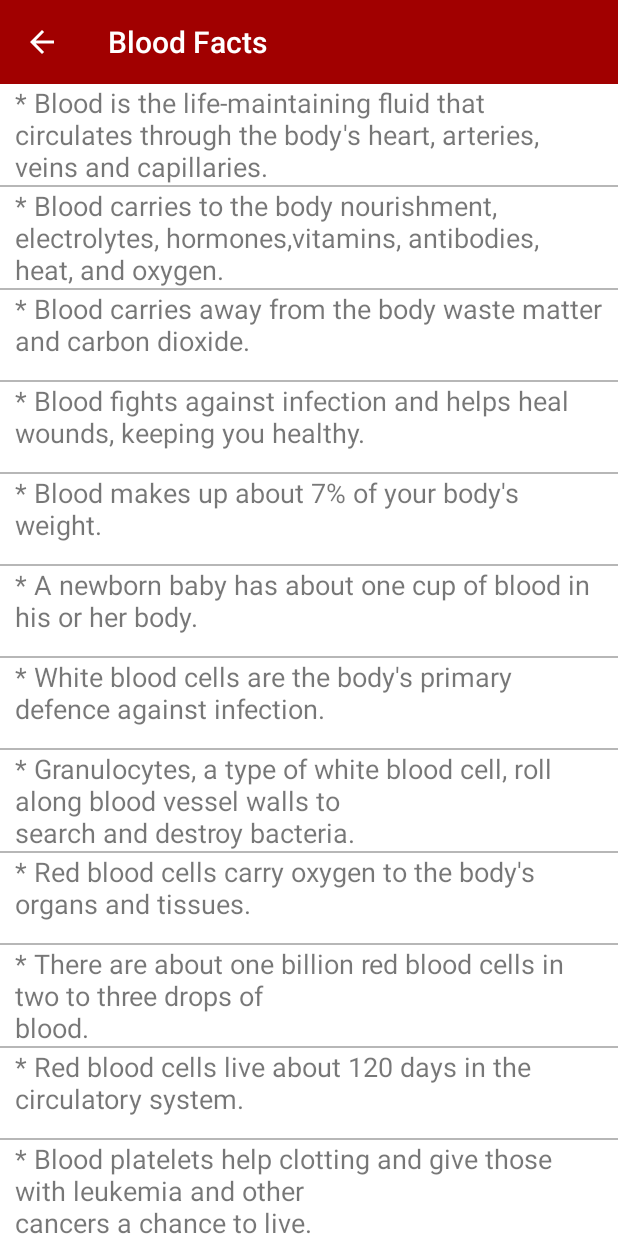
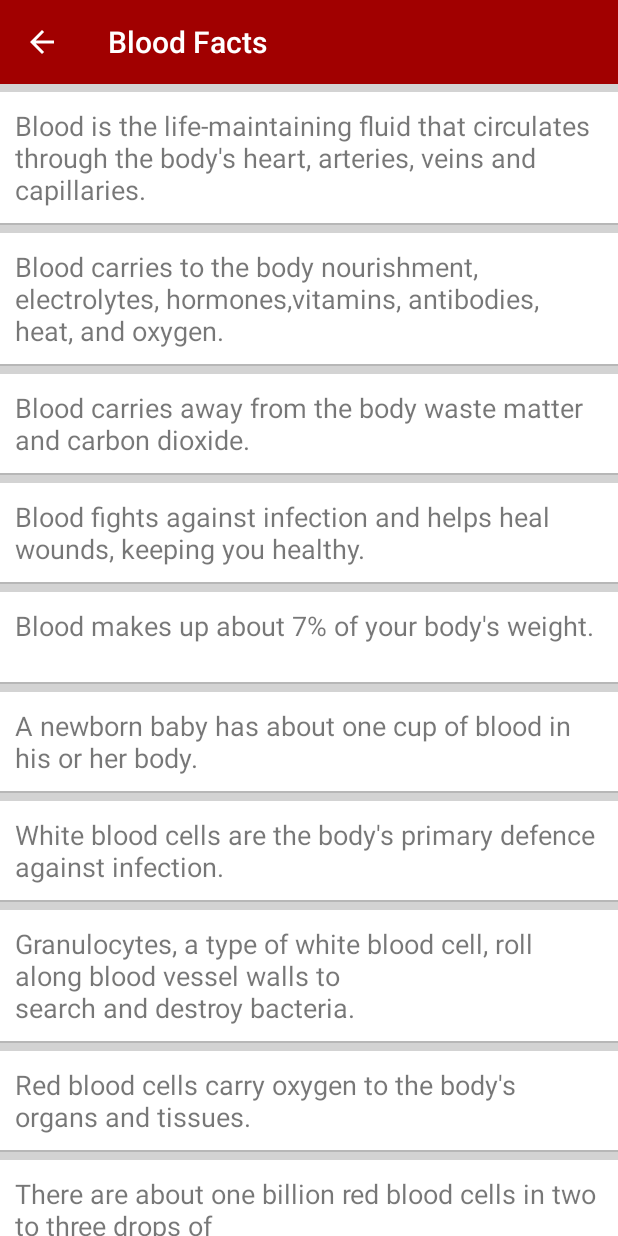
Before and after one commit to Nitijkatiyar/Lyfe, an Android app: the BloodFactsActivity screen opened directly, with no data from a screen before it, on a phone screen of 412 x 824 dp. Run offline under Robolectric (Android 15) with nearby library versions, the phone set to English and light mode, and no system bars.

Commit message:
commit code

```diff
--- a/Lyfe/app/src/main/java/com/bst/Lyfe/adapter/BloodFactsAdapter.java
+++ b/Lyfe/app/src/main/java/com/bst/Lyfe/adapter/BloodFactsAdapter.java
@@ -74,7 +74,7 @@ public class BloodFactsAdapter extends RecyclerView.Adapter<BloodFactsAdapter.Bl
         } else if (a.equalsIgnoreCase("String")) {
             holder._bloodText.setText("" + datablooddonateinfo.get(position));
         } else if (flag == false) {
-            holder._bloodText.setText("* " + data.get(position));
+            holder._bloodText.setText("" + data.get(position));
 
         }
 
--- a/Lyfe/app/src/main/res/layout/blood_fact_listitems.xml
+++ b/Lyfe/app/src/main/res/layout/blood_fact_listitems.xml
@@ -12,14 +12,18 @@
         android:background="@color/colorWhite"
         android:minHeight="60dp"
         android:orientation="vertical"
-        android:paddingLeft="10dp"
-        android:paddingRight="10dp">
+        android:layout_marginTop="5dp"
+
+       >
 
         <TextView
             android:id="@+id/bloodDots"
             android:layout_width="wrap_content"
             android:layout_height="wrap_content"
-            android:text="*"
+            android:text=""
+            android:paddingRight="10dp"
+            android:layout_marginTop="5dp"
+            android:paddingLeft="10dp"
             android:textColor="@color/colorPrimary"
             android:textSize="18sp"
             android:visibility="gone" />
@@ -30,7 +34,11 @@
             android:layout_height="wrap_content"
             android:text="ACGDGDGDGDGDGDGDGDG"
             android:textColor="@color/colorTextSecondry"
-            android:textSize="18dp" />
+            android:textSize="18dp"
+            android:layout_marginTop="10dp"
+            android:layout_marginRight="10dp"
+            android:layout_marginLeft="10dp"
+            android:layout_marginBottom="10dp"/>
 
 
     </LinearLayout>
--- a/Lyfe/app/src/main/res/values/strings.xml
+++ b/Lyfe/app/src/main/res/values/strings.xml
@@ -107,7 +107,7 @@
         <item>Group B – has only the B antigen on red cells (and A antibody in the plasma)</item>
         <item>Group AB – has both A and B antigens on red cells (but neither A nor B antibody in the plasma)</item>
         <item>Group O – has neither A nor B antigens on red cells (but both A and B antibody are in the plasma)</item>
-        <item>A1 Negative (A1 −ve),A1 Positive (A1 +ve),A1B Negative (A1B −ve),A1B Positive (A1B +ve),A2 Negative (A2 −ve),A2 Positive (A2 +ve),A2B Negative (A2B −ve),A2B Positive (A2B +ve),B Negative (B −ve),B Positive (B +ve),B1 Positive (B1 +ve),O Negative (O −ve),O Positive (O+ve)</item>
+        <item> A1 Negative (A1 −ve)\nA1 Positive (A1 +ve)\nA1B Negative (A1B −ve)\nA1B Positive (A1B +ve)\nA2 Negative (A2 −ve)\nA2 Positive (A2 +ve)\nA2B Negative (A2B −ve)\nA2B Positive (A2B +ve)\nB Negative (B −ve)\nB Positive (B +ve)\nB1 Positive (B1 +ve)\nO Negative (O −ve)\nO Positive (O+ve)</item>
 
     </string-array>
 
```
Also changed, not shown: 96 other files.
